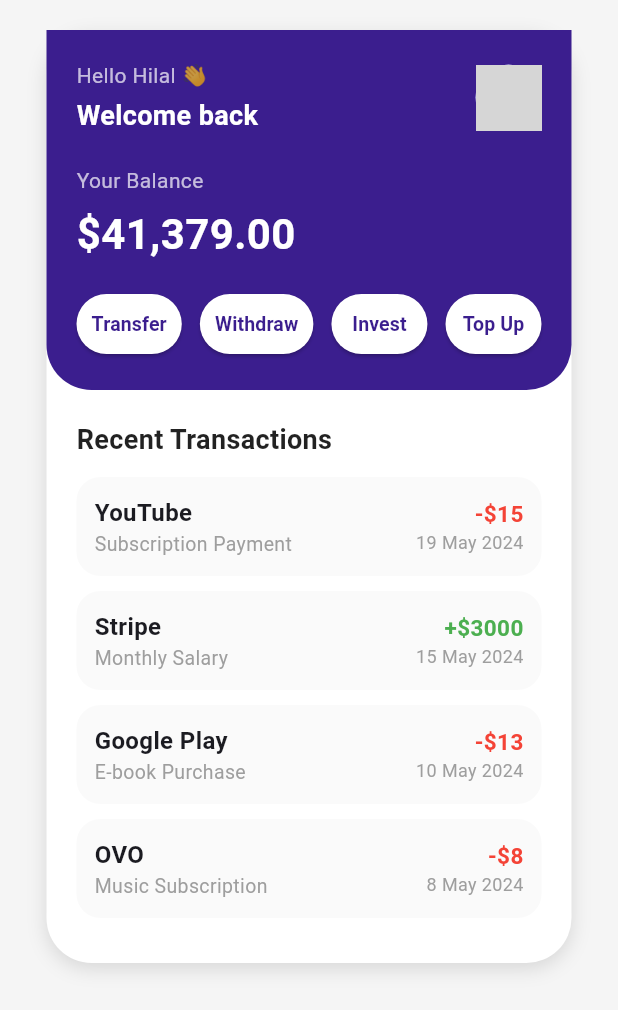
After one commit to didierdrin/debtdude, a Flutter app: the HomePage screen opened directly, on a phone screen of 412 x 824 dp. The commit adds this screen. Shown: the top 1010 px of the screen. Run offline on Flutter 3.47's test engine with Material 3 defaults, Android fonts, the phone set to English and light mode, and no system bars; our stand-ins replace flutter_bloc; grey boxes are pictures that could not be loaded.

Commit message:
home page

```diff
--- a/lib/main.dart
+++ b/lib/main.dart
@@ -1,5 +1,6 @@
 import 'package:flutter/material.dart';
 import 'package:debtdude/screens/splash_screen.dart';
+import 'package:debtdude/screens/home.dart';
 
 void main() {
   runApp(const MyApp());
--- /dev/null
+++ b/lib/screens/home.dart
@@ -0,0 +1,219 @@
+import 'package:flutter/material.dart';
+
+
+class HomePage extends StatelessWidget {
+  const HomePage({super.key});
+
+  @override
+  Widget build(BuildContext context) {
+    final List<Map<String, dynamic>> transactions = [
+      {"name": "YouTube", "type": "Subscription Payment", "amount": -15, "date": "19 May 2024"},
+      {"name": "Stripe", "type": "Monthly Salary", "amount": 3000, "date": "15 May 2024"},
+      {"name": "Google Play", "type": "E-book Purchase", "amount": -13, "date": "10 May 2024"},
+      {"name": "OVO", "type": "Music Subscription", "amount": -8, "date": "8 May 2024"},
+    ];
+
+    return Scaffold(
+      backgroundColor: Colors.grey[100],
+      body: SafeArea(
+        child: SingleChildScrollView(
+          child: Center(
+            child: Column(
+              children: [
+                const SizedBox(height: 20),
+
+                // Main white card container
+                Container(
+                  width: 350,
+                  decoration: BoxDecoration(
+                    color: Colors.white,
+                    borderRadius: BorderRadius.circular(30),
+                    boxShadow: [
+                      BoxShadow(
+                        color: Colors.black12,
+                        blurRadius: 10,
+                        offset: const Offset(0, 4),
+                      ),
+                    ],
+                  ),
+                  child: Column(
+                    children: [
+                      // Purple balance section
+                      Container(
+                        decoration: const BoxDecoration(
+                          color: Color(0xFF3B1E8E),
+                          borderRadius: BorderRadius.only(
+                            bottomLeft: Radius.circular(30),
+                            bottomRight: Radius.circular(30),
+                          ),
+                        ),
+                        padding: const EdgeInsets.all(20),
+                        child: Column(
+                          crossAxisAlignment: CrossAxisAlignment.start,
+                          children: [
+                            Row(
+                              mainAxisAlignment: MainAxisAlignment.spaceBetween,
+                              children: [
+                                Column(
+                                  crossAxisAlignment: CrossAxisAlignment.start,
+                                  children: const [
+                                    Text(
+                                      "Hello Hilal 👋",
+                                      style: TextStyle(color: Colors.white70, fontSize: 14),
+                                    ),
+                                    SizedBox(height: 4),
+                                    Text(
+                                      "Welcome back",
+                                      style: TextStyle(
+                                        color: Colors.white,
+                                        fontSize: 18,
+                                        fontWeight: FontWeight.bold,
+                                      ),
+                                    ),
+                                  ],
+                                ),
+                                CircleAvatar(
+                                  radius: 22,
+                                  backgroundImage: AssetImage('assets/profile.jpg'),
+                                ),
+                              ],
+                            ),
+                            const SizedBox(height: 20),
+                            const Text(
+                              "Your Balance",
+                              style: TextStyle(color: Colors.white70, fontSize: 14),
+                            ),
+                            const SizedBox(height: 6),
+                            const Text(
+                              "\$41,379.00",
+                              style: TextStyle(
+                                color: Colors.white,
+                                fontSize: 28,
+                                fontWeight: FontWeight.bold,
+                              ),
+                            ),
+                            const SizedBox(height: 16),
+                            Row(
+                              mainAxisAlignment: MainAxisAlignment.spaceBetween,
+                              children: const [
+                                _ActionButton(label: "Transfer"),
+                                _ActionButton(label: "Withdraw"),
+                                _ActionButton(label: "Invest"),
+                                _ActionButton(label: "Top Up"),
+                              ],
+                            ),
+                          ],
+                        ),
+                      ),
+
+                      // Recent transactions
+                      Padding(
+                        padding: const EdgeInsets.all(20),
+                        child: Column(
+                          crossAxisAlignment: CrossAxisAlignment.start,
+                          children: [
+                            const Text(
+                              "Recent Transactions",
+                              style: TextStyle(
+                                fontSize: 18,
+                                fontWeight: FontWeight.bold,
+                                color: Colors.black87,
+                              ),
+                            ),
+                            const SizedBox(height: 12),
+                            Column(
+                              children: transactions.map((tx) {
+                                bool isIncome = tx["amount"] > 0;
+                                return Container(
+                                  margin: const EdgeInsets.only(bottom: 10),
+                                  padding: const EdgeInsets.all(12),
+                                  decoration: BoxDecoration(
+                                    color: Colors.grey[50],
+                                    borderRadius: BorderRadius.circular(16),
+                                  ),
+                                  child: Row(
+                                    mainAxisAlignment: MainAxisAlignment.spaceBetween,
+                                    children: [
+                                      Column(
+                                        crossAxisAlignment: CrossAxisAlignment.start,
+                                        children: [
+                                          Text(
+                                            tx["name"],
+                                            style: const TextStyle(
+                                              fontWeight: FontWeight.bold,
+                                              fontSize: 16,
+                                            ),
+                                          ),
+                                          Text(
+                                            tx["type"],
+                                            style: const TextStyle(
+                                              color: Colors.grey,
+                                              fontSize: 13,
+                                            ),
+                                          ),
+                                        ],
+                                      ),
+                                      Column(
+                                        crossAxisAlignment: CrossAxisAlignment.end,
+                                        children: [
+                                          Text(
+                                            (isIncome
+                                                ? "+\$${tx["amount"]}"
+                                                : "-\$${tx["amount"].abs()}"),
+                                            style: TextStyle(
+                                              color: isIncome ? Colors.green : Colors.red,
+                                              fontWeight: FontWeight.bold,
+                                              fontSize: 15,
+                                            ),
+                                          ),
+                                          Text(
+                                            tx["date"],
+                                            style: const TextStyle(
+                                              color: Colors.grey,
+                                              fontSize: 12,
+                                            ),
+                                          ),
+                                        ],
+                                      ),
+                                    ],
+                                  ),
+                                );
+                              }).toList(),
+                            ),
+                          ],
+                        ),
+                      ),
+                    ],
+                  ),
+                ),
+              ],
+            ),
+          ),
+        ),
+      ),
+    );
+  }
+}
+
+class _ActionButton extends StatelessWidget {
+  final String label;
+
+  const _ActionButton({required this.label});
+
+  @override
+  Widget build(BuildContext context) {
+    return ElevatedButton(
+      onPressed: () {},
+      style: ElevatedButton.styleFrom(
+        backgroundColor: Colors.white,
+        foregroundColor: const Color(0xFF3B1E8E),
+        padding: const EdgeInsets.symmetric(horizontal: 10, vertical: 6),
+        shape: RoundedRectangleBorder(borderRadius: BorderRadius.circular(30)),
+      ),
+      child: Text(
+        label,
+        style: const TextStyle(fontSize: 13, fontWeight: FontWeight.bold),
+      ),
+    );
+  }
+}
```
Also changed, not shown: pubspec.lock.
